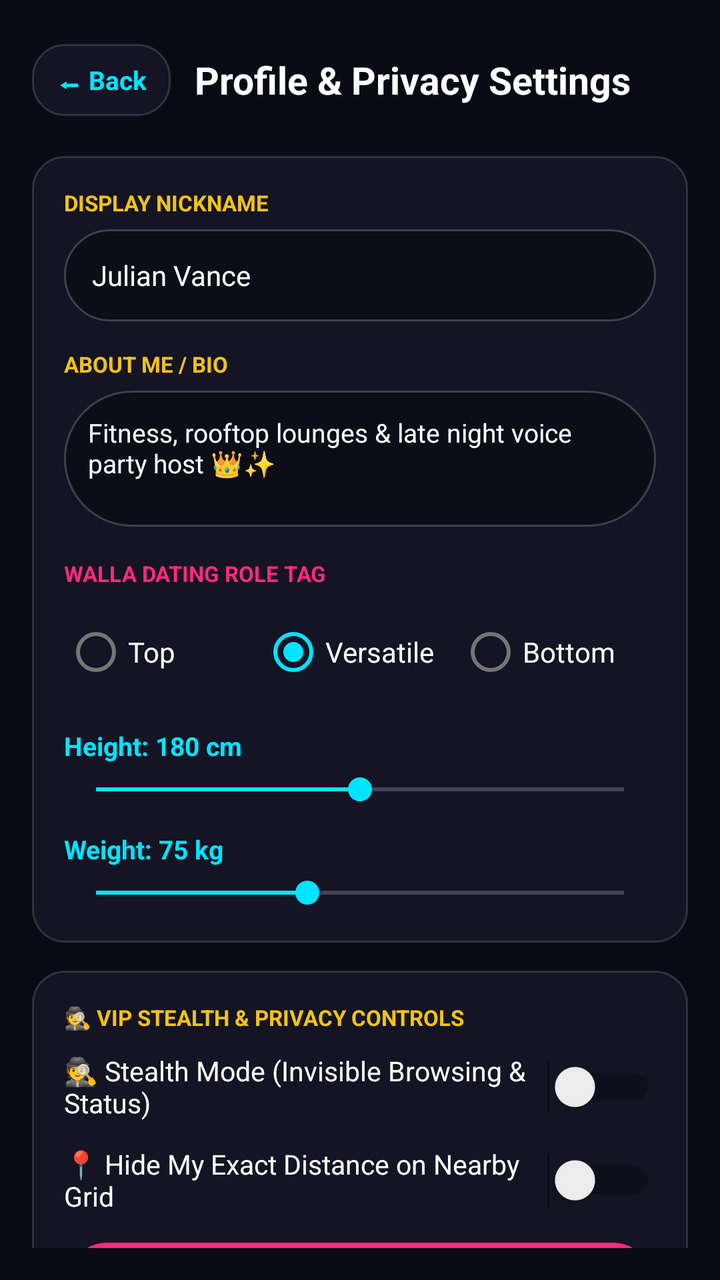
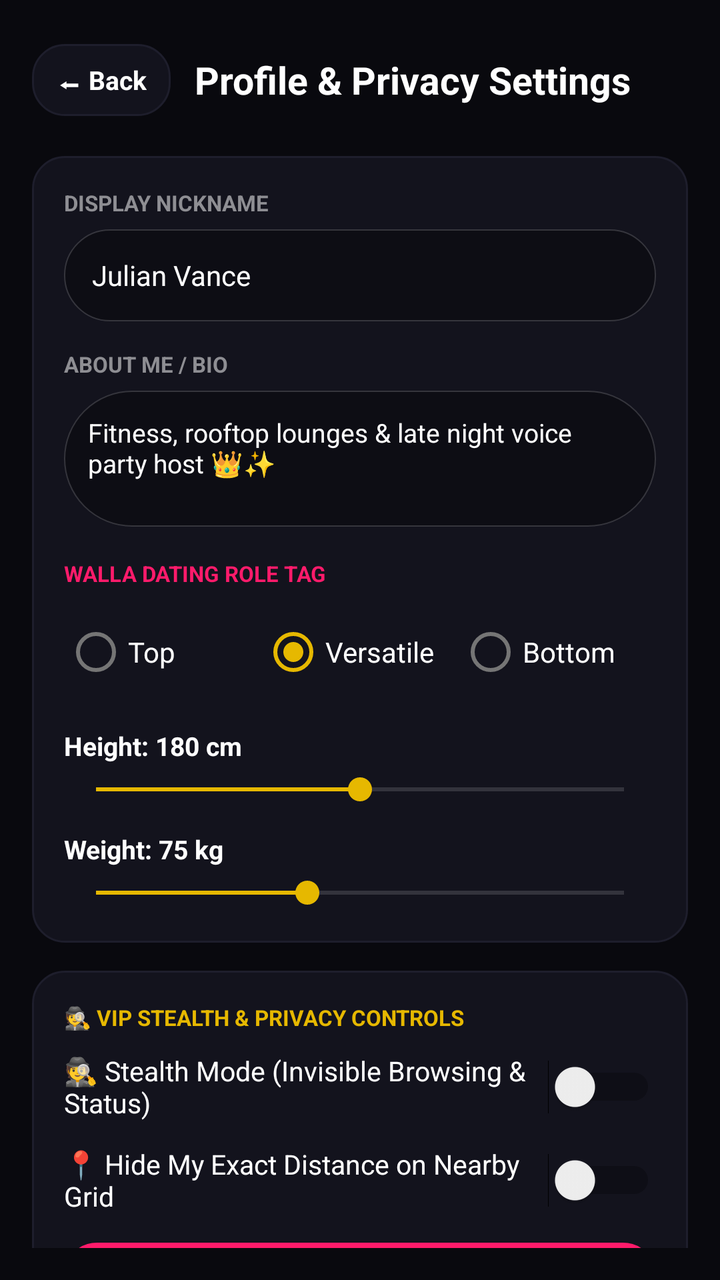

Compare the two renders of this Android layout. The source of the first and the diff that turns it into the second are given below.
<!-- AndroidManifest.xml: application theme Theme.QLUVX -->
<!-- res/layout/activity_profile_settings.xml -->
<?xml version="1.0" encoding="utf-8"?>
<ScrollView xmlns:android="http://schemas.android.com/apk/res/android"
    xmlns:app="http://schemas.android.com/apk/res-auto"
    android:layout_width="match_parent"
    android:layout_height="match_parent"
    android:background="#0A0A14"
    android:padding="16dp"
    android:scrollbars="none">

    <LinearLayout
        android:layout_width="match_parent"
        android:layout_height="wrap_content"
        android:orientation="vertical">

        
        <LinearLayout
            android:layout_width="match_parent"
            android:layout_height="48dp"
            android:gravity="center_vertical"
            android:orientation="horizontal">

            <TextView
                android:id="@+id/btnBack"
                android:layout_width="wrap_content"
                android:layout_height="36dp"
                android:background="@drawable/bg_walla_glass_card"
                android:gravity="center"
                android:paddingHorizontal="12dp"
                android:text="⬅ Back"
                android:textColor="#00E5FF"
                android:textSize="13sp"
                android:textStyle="bold" />

            <TextView
                android:layout_width="wrap_content"
                android:layout_height="wrap_content"
                android:layout_marginStart="12dp"
                android:text="Profile &amp; Privacy Settings"
                android:textColor="#FFFFFF"
                android:textSize="19sp"
                android:textStyle="bold" />
        </LinearLayout>

        
        <LinearLayout
            android:layout_width="match_parent"
            android:layout_height="wrap_content"
            android:layout_marginTop="14dp"
            android:background="@drawable/bg_walla_glass_card"
            android:orientation="vertical"
            android:padding="16dp">

            <TextView
                android:layout_width="wrap_content"
                android:layout_height="wrap_content"
                android:text="DISPLAY NICKNAME"
                android:textColor="#F1C40F"
                android:textSize="11sp"
                android:textStyle="bold" />

            <EditText
                android:id="@+id/etNickname"
                android:layout_width="match_parent"
                android:layout_height="46dp"
                android:layout_marginTop="6dp"
                android:background="@drawable/bg_walla_pill_dark"
                android:paddingHorizontal="14dp"
                android:singleLine="true"
                android:text="Julian Vance"
                android:textColor="#FFFFFF"
                android:textSize="14sp" />

            <TextView
                android:layout_width="wrap_content"
                android:layout_height="wrap_content"
                android:layout_marginTop="14dp"
                android:text="ABOUT ME / BIO"
                android:textColor="#F1C40F"
                android:textSize="11sp"
                android:textStyle="bold" />

            <EditText
                android:id="@+id/etBio"
                android:layout_width="match_parent"
                android:layout_height="68dp"
                android:layout_marginTop="6dp"
                android:background="@drawable/bg_walla_pill_dark"
                android:gravity="top"
                android:padding="12dp"
                android:text="Fitness, rooftop lounges &amp; late night voice party host 👑✨"
                android:textColor="#FFFFFF"
                android:textSize="13sp" />

            
            <TextView
                android:layout_width="wrap_content"
                android:layout_height="wrap_content"
                android:layout_marginTop="16dp"
                android:text="WALLA DATING ROLE TAG"
                android:textColor="#FF2A7A"
                android:textSize="11sp"
                android:textStyle="bold" />

            <RadioGroup
                android:id="@+id/rgRole"
                android:layout_width="match_parent"
                android:layout_height="wrap_content"
                android:layout_marginTop="8dp"
                android:orientation="horizontal">

                <RadioButton
                    android:id="@+id/rbTop"
                    android:layout_width="0dp"
                    android:layout_height="wrap_content"
                    android:layout_weight="1"
                    android:text="Top"
                    android:textColor="#FFFFFF" />

                <RadioButton
                    android:id="@+id/rbVersatile"
                    android:layout_width="0dp"
                    android:layout_height="wrap_content"
                    android:layout_weight="1"
                    android:checked="true"
                    android:text="Versatile"
                    android:textColor="#FFFFFF" />

                <RadioButton
                    android:id="@+id/rbBottom"
                    android:layout_width="0dp"
                    android:layout_height="wrap_content"
                    android:layout_weight="1"
                    android:text="Bottom"
                    android:textColor="#FFFFFF" />
            </RadioGroup>

            
            <TextView
                android:id="@+id/tvHeightVal"
                android:layout_width="wrap_content"
                android:layout_height="wrap_content"
                android:layout_marginTop="14dp"
                android:text="Height: 180 cm"
                android:textColor="#00E5FF"
                android:textSize="13sp"
                android:textStyle="bold" />

            <SeekBar
                android:id="@+id/seekHeight"
                android:layout_width="match_parent"
                android:layout_height="wrap_content"
                android:layout_marginTop="4dp"
                android:max="60"
                android:progress="30" />

            <TextView
                android:id="@+id/tvWeightVal"
                android:layout_width="wrap_content"
                android:layout_height="wrap_content"
                android:layout_marginTop="12dp"
                android:text="Weight: 75 kg"
                android:textColor="#00E5FF"
                android:textSize="13sp"
                android:textStyle="bold" />

            <SeekBar
                android:id="@+id/seekWeight"
                android:layout_width="match_parent"
                android:layout_height="wrap_content"
                android:layout_marginTop="4dp"
                android:max="75"
                android:progress="30" />
        </LinearLayout>

        
        <LinearLayout
            android:layout_width="match_parent"
            android:layout_height="wrap_content"
            android:layout_marginTop="14dp"
            android:background="@drawable/bg_walla_glass_card"
            android:orientation="vertical"
            android:padding="16dp">

            <TextView
                android:layout_width="wrap_content"
                android:layout_height="wrap_content"
                android:layout_marginBottom="10dp"
                android:text="🕵️ VIP STEALTH &amp; PRIVACY CONTROLS"
                android:textColor="#F1C40F"
                android:textSize="11sp"
                android:textStyle="bold" />

            <Switch
                android:id="@+id/swGhostMode"
                android:layout_width="match_parent"
                android:layout_height="wrap_content"
                android:text="🕵️ Stealth Mode (Invisible Browsing &amp; Status)"
                android:textColor="#FFFFFF"
                android:textSize="13.5sp" />

            <Switch
                android:id="@+id/swHideDistance"
                android:layout_width="match_parent"
                android:layout_height="wrap_content"
                android:layout_marginTop="12dp"
                android:text="📍 Hide My Exact Distance on Nearby Grid"
                android:textColor="#FFFFFF"
                android:textSize="13.5sp" />

            <Button
                android:id="@+id/btnOpenPrivacyCloakFromSettings"
                android:layout_width="match_parent"
                android:layout_height="44dp"
                android:layout_marginTop="14dp"
                android:background="@drawable/bg_walla_gold_pill"
                android:text="🛡️ Privacy Cloak, Calculator Disguise 🧮 &amp; Panic Exit 🚨"
                android:textAllCaps="false"
                android:textColor="#0A0A14"
                android:textSize="12sp"
                android:textStyle="bold" />

            <Button
                android:id="@+id/btnOpenTeleportFromSettings"
                android:layout_width="match_parent"
                android:layout_height="44dp"
                android:layout_marginTop="8dp"
                android:background="@drawable/bg_walla_cyan_pill"
                android:text="🌍 Global City Radar Teleport (Bangkok, Tokyo, NY...)"
                android:textAllCaps="false"
                android:textColor="#0A0A14"
                android:textSize="12sp"
                android:textStyle="bold" />
        </LinearLayout>

        
        <Button
            android:id="@+id/btnSaveProfile"
            android:layout_width="match_parent"
            android:layout_height="50dp"
            android:layout_marginTop="18dp"
            android:backgroundTint="#00E5FF"
            android:text="💾  Save Profile &amp; Privacy Settings"
            android:textAllCaps="false"
            android:textColor="#0A0A14"
            android:textSize="15sp"
            android:textStyle="bold" />

        
        <Button
            android:id="@+id/btnLogout"
            style="@style/Widget.MaterialComponents.Button.OutlinedButton"
            android:layout_width="match_parent"
            android:layout_height="50dp"
            android:layout_marginTop="10dp"
            android:layout_marginBottom="28dp"
            android:backgroundTint="#28101C"
            android:text="🚪 Log Out of QLUVX"
            android:textAllCaps="false"
            android:textColor="#FF2A7A"
            android:textSize="15sp"
            android:textStyle="bold"
            app:strokeColor="#FF2A7A" />

    </LinearLayout>
</ScrollView>
<!-- resources referenced by this layout -->
<resources>
  <!-- drawable bg_walla_cyan_pill (drawable) -->
  <?xml version="1.0" encoding="utf-8"?>
  <shape xmlns:android="http://schemas.android.com/apk/res/android"
      android:shape="rectangle">
      <gradient
          android:angle="0"
          android:endColor="#00B0FF"
          android:startColor="#00E5FF" />
      <corners android:radius="999dp" />
  </shape>
  <!-- drawable bg_walla_glass_card (drawable) -->
  <?xml version="1.0" encoding="utf-8"?>
  <shape xmlns:android="http://schemas.android.com/apk/res/android"
      android:shape="rectangle">
      <solid android:color="#141424" />
      <corners android:radius="16dp" />
      <stroke
          android:width="1dp"
          android:color="#26FFFFFF" />
  </shape>
  <!-- drawable bg_walla_gold_pill (drawable) -->
  <?xml version="1.0" encoding="utf-8"?>
  <shape xmlns:android="http://schemas.android.com/apk/res/android"
      android:shape="rectangle">
      <gradient
          android:angle="0"
          android:endColor="#FF8F00"
          android:startColor="#F1C40F" />
      <corners android:radius="999dp" />
  </shape>
  <!-- drawable bg_walla_pill_dark (drawable) -->
  <?xml version="1.0" encoding="utf-8"?>
  <shape xmlns:android="http://schemas.android.com/apk/res/android"
      android:shape="rectangle">
      <solid android:color="#B80A0A14" />
      <corners android:radius="999dp" />
      <stroke
          android:width="1dp"
          android:color="#33FFFFFF" />
  </shape>
  <style name="Theme.QLUVX" parent="Theme.MaterialComponents.DayNight.NoActionBar">
          <item name="colorPrimary">@color/walla_pink_neon</item>
          <item name="colorPrimaryVariant">@color/walla_surface_obsidian</item>
          <item name="colorSecondary">@color/walla_cyan_neon</item>
          <item name="android:windowBackground">@color/walla_bg_velvet</item>
          <item name="android:statusBarColor">#0A0A14</item>
          <item name="android:navigationBarColor">#101020</item>
          <item name="android:textColorPrimary">@color/qluvx_text_primary</item>
          <item name="android:textColorSecondary">@color/qluvx_text_secondary</item>
      </style>
  <color name="walla_pink_neon">#FF2A7A</color>
  <color name="walla_surface_obsidian">#141424</color>
  <color name="walla_cyan_neon">#00E5FF</color>
  <color name="walla_bg_velvet">#0A0A14</color>
  <color name="qluvx_text_primary">#FFFFFF</color>
  <color name="qluvx_text_secondary">#C7C7E2</color>
</resources>

<!-- the commit's change to res/layout/activity_profile_settings.xml (unified diff, before → after) -->
@@ -3,7 +3,7 @@
     xmlns:app="http://schemas.android.com/apk/res-auto"
     android:layout_width="match_parent"
     android:layout_height="match_parent"
-    android:background="#0A0A14"
+    android:background="#09090E"
     android:padding="16dp"
     android:scrollbars="none">
 
@@ -27,7 +27,7 @@
                 android:gravity="center"
                 android:paddingHorizontal="12dp"
                 android:text="⬅ Back"
-                android:textColor="#00E5FF"
+                android:textColor="#FFFFFF"
                 android:textSize="13sp"
                 android:textStyle="bold" />
 
@@ -54,7 +54,7 @@
                 android:layout_width="wrap_content"
                 android:layout_height="wrap_content"
                 android:text="DISPLAY NICKNAME"
-                android:textColor="#F1C40F"
+                android:textColor="#8E8E93"
                 android:textSize="11sp"
                 android:textStyle="bold" />
 
@@ -75,7 +75,7 @@
                 android:layout_height="wrap_content"
                 android:layout_marginTop="14dp"
                 android:text="ABOUT ME / BIO"
-                android:textColor="#F1C40F"
+                android:textColor="#8E8E93"
                 android:textSize="11sp"
                 android:textStyle="bold" />
 
@@ -97,7 +97,7 @@
                 android:layout_height="wrap_content"
                 android:layout_marginTop="16dp"
                 android:text="WALLA DATING ROLE TAG"
-                android:textColor="#FF2A7A"
+                android:textColor="#FF1B6B"
                 android:textSize="11sp"
                 android:textStyle="bold" />
 
@@ -141,7 +141,7 @@
                 android:layout_height="wrap_content"
                 android:layout_marginTop="14dp"
                 android:text="Height: 180 cm"
-                android:textColor="#00E5FF"
+                android:textColor="#FFFFFF"
                 android:textSize="13sp"
                 android:textStyle="bold" />
 
@@ -159,7 +159,7 @@
                 android:layout_height="wrap_content"
                 android:layout_marginTop="12dp"
                 android:text="Weight: 75 kg"
-                android:textColor="#00E5FF"
+                android:textColor="#FFFFFF"
                 android:textSize="13sp"
                 android:textStyle="bold" />
 
@@ -186,7 +186,7 @@
                 android:layout_height="wrap_content"
                 android:layout_marginBottom="10dp"
                 android:text="🕵️ VIP STEALTH &amp; PRIVACY CONTROLS"
-                android:textColor="#F1C40F"
+                android:textColor="#E6B800"
                 android:textSize="11sp"
                 android:textStyle="bold" />
 
@@ -212,10 +212,10 @@
                 android:layout_width="match_parent"
                 android:layout_height="44dp"
                 android:layout_marginTop="14dp"
-                android:background="@drawable/bg_walla_gold_pill"
+                android:background="@drawable/bg_walla_glass_card"
                 android:text="🛡️ Privacy Cloak, Calculator Disguise 🧮 &amp; Panic Exit 🚨"
                 android:textAllCaps="false"
-                android:textColor="#0A0A14"
+                android:textColor="#E6B800"
                 android:textSize="12sp"
                 android:textStyle="bold" />
 
@@ -224,10 +224,10 @@
                 android:layout_width="match_parent"
                 android:layout_height="44dp"
                 android:layout_marginTop="8dp"
-                android:background="@drawable/bg_walla_cyan_pill"
+                android:background="@drawable/bg_walla_glass_card"
                 android:text="🌍 Global City Radar Teleport (Bangkok, Tokyo, NY...)"
                 android:textAllCaps="false"
-                android:textColor="#0A0A14"
+                android:textColor="#FFFFFF"
                 android:textSize="12sp"
                 android:textStyle="bold" />
         </LinearLayout>
@@ -238,10 +238,10 @@
             android:layout_width="match_parent"
             android:layout_height="50dp"
             android:layout_marginTop="18dp"
-            android:backgroundTint="#00E5FF"
+            android:background="@drawable/bg_walla_pink_pill"
             android:text="💾  Save Profile &amp; Privacy Settings"
             android:textAllCaps="false"
-            android:textColor="#0A0A14"
+            android:textColor="#FFFFFF"
             android:textSize="15sp"
             android:textStyle="bold" />
 
@@ -253,13 +253,13 @@
             android:layout_height="50dp"
             android:layout_marginTop="10dp"
             android:layout_marginBottom="28dp"
-            android:backgroundTint="#28101C"
+            android:backgroundTint="#13131D"
             android:text="🚪 Log Out of QLUVX"
             android:textAllCaps="false"
-            android:textColor="#FF2A7A"
+            android:textColor="#FF1B6B"
             android:textSize="15sp"
             android:textStyle="bold"
-            app:strokeColor="#FF2A7A" />
+            app:strokeColor="#1E1E2C" />
 
     </LinearLayout>
 </ScrollView>
<!-- resource entries referenced after the edit -->
@@ -1,60 +1,50 @@
 <!-- resources referenced by this layout -->
 <resources>
-  <!-- drawable bg_walla_cyan_pill (drawable) -->
+  <!-- drawable bg_walla_glass_card (drawable) -->
+  <?xml version="1.0" encoding="utf-8"?>
+  <shape xmlns:android="http://schemas.android.com/apk/res/android"
+      android:shape="rectangle">
+      <solid android:color="#13131D" />
+      <corners android:radius="16dp" />
+      <stroke
+          android:width="1dp"
+          android:color="#1E1E2C" />
+  </shape>
+  <!-- drawable bg_walla_pill_dark (drawable) -->
+  <?xml version="1.0" encoding="utf-8"?>
+  <shape xmlns:android="http://schemas.android.com/apk/res/android"
+      android:shape="rectangle">
+      <solid android:color="#9909090E" />
+      <corners android:radius="999dp" />
+      <stroke
+          android:width="0.8dp"
+          android:color="#28FFFFFF" />
+  </shape>
+  <!-- drawable bg_walla_pink_pill (drawable) -->
   <?xml version="1.0" encoding="utf-8"?>
   <shape xmlns:android="http://schemas.android.com/apk/res/android"
       android:shape="rectangle">
       <gradient
           android:angle="0"
-          android:endColor="#00B0FF"
-          android:startColor="#00E5FF" />
+          android:endColor="#FF4585"
+          android:startColor="#FF1B6B" />
       <corners android:radius="999dp" />
-  </shape>
-  <!-- drawable bg_walla_glass_card (drawable) -->
-  <?xml version="1.0" encoding="utf-8"?>
-  <shape xmlns:android="http://schemas.android.com/apk/res/android"
-      android:shape="rectangle">
-      <solid android:color="#141424" />
-      <corners android:radius="16dp" />
-      <stroke
-          android:width="1dp"
-          android:color="#26FFFFFF" />
-  </shape>
-  <!-- drawable bg_walla_gold_pill (drawable) -->
-  <?xml version="1.0" encoding="utf-8"?>
-  <shape xmlns:android="http://schemas.android.com/apk/res/android"
-      android:shape="rectangle">
-      <gradient
-          android:angle="0"
-          android:endColor="#FF8F00"
-          android:startColor="#F1C40F" />
-      <corners android:radius="999dp" />
-  </shape>
-  <!-- drawable bg_walla_pill_dark (drawable) -->
-  <?xml version="1.0" encoding="utf-8"?>
-  <shape xmlns:android="http://schemas.android.com/apk/res/android"
-      android:shape="rectangle">
-      <solid android:color="#B80A0A14" />
-      <corners android:radius="999dp" />
-      <stroke
-          android:width="1dp"
-          android:color="#33FFFFFF" />
   </shape>
   <style name="Theme.QLUVX" parent="Theme.MaterialComponents.DayNight.NoActionBar">
           <item name="colorPrimary">@color/walla_pink_neon</item>
           <item name="colorPrimaryVariant">@color/walla_surface_obsidian</item>
-          <item name="colorSecondary">@color/walla_cyan_neon</item>
+          <item name="colorSecondary">@color/walla_gold_royal</item>
           <item name="android:windowBackground">@color/walla_bg_velvet</item>
-          <item name="android:statusBarColor">#0A0A14</item>
-          <item name="android:navigationBarColor">#101020</item>
+          <item name="android:statusBarColor">#09090E</item>
+          <item name="android:navigationBarColor">#000000</item>
           <item name="android:textColorPrimary">@color/qluvx_text_primary</item>
           <item name="android:textColorSecondary">@color/qluvx_text_secondary</item>
       </style>
-  <color name="walla_pink_neon">#FF2A7A</color>
-  <color name="walla_surface_obsidian">#141424</color>
-  <color name="walla_cyan_neon">#00E5FF</color>
-  <color name="walla_bg_velvet">#0A0A14</color>
+  <color name="walla_pink_neon">#FF1B6B</color>
+  <color name="walla_surface_obsidian">#13131D</color>
+  <color name="walla_gold_royal">#E6B800</color>
+  <color name="walla_bg_velvet">#09090E</color>
   <color name="qluvx_text_primary">#FFFFFF</color>
-  <color name="qluvx_text_secondary">#C7C7E2</color>
+  <color name="qluvx_text_secondary">#8E8E93</color>
 </resources>
 
